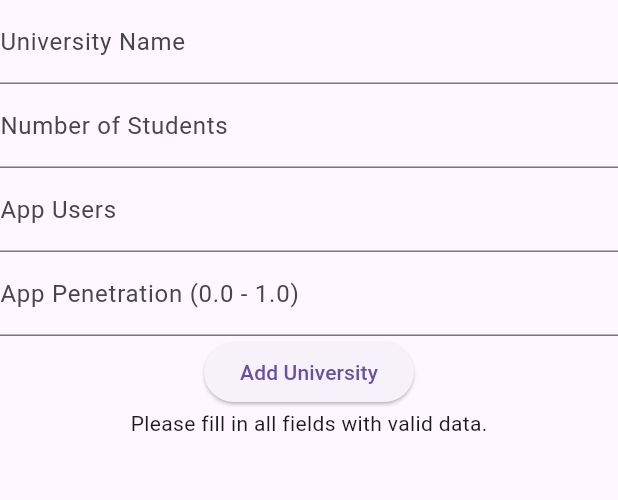
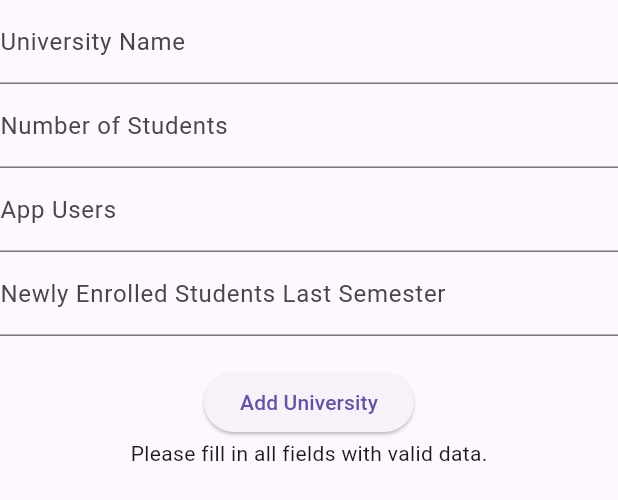
Before and after one commit to Lukaschanger/flutter_application_dash, a Flutter app: the AddUniversityWidget widget shown alone on an empty page, opened directly, after a tap on "Add University", on a phone screen of 412 x 824 dp. Shown: the top 500 px of the screen. Run offline on Flutter 3.47's test engine with Material 3 defaults, Android fonts, the light colour scheme and no system bars; our stand-ins replace cloud_firestore, file_picker, firebase_auth, firebase_core, firebase_storage; missing offline and left inert: firebase_ui_auth, firebase_ui_oauth_google; accounts and stored records are empty; statements that could not run were skipped.

Commit message:
new version

```diff
--- /dev/null
+++ b/lib/AddUniversityWidget.dart
@@ -0,0 +1,134 @@
+import 'package:flutter/material.dart';
+import 'package:cloud_firestore/cloud_firestore.dart';
+import 'university_logo_uploader.dart'; // Assuming you have this file ready
+
+class AddUniversityWidget extends StatefulWidget {
+  @override
+  _AddUniversityWidgetState createState() => _AddUniversityWidgetState();
+}
+
+class _AddUniversityWidgetState extends State<AddUniversityWidget> {
+  final TextEditingController _nameController = TextEditingController();
+  final TextEditingController _numberStudentsController =
+      TextEditingController();
+  final TextEditingController _usersAppController = TextEditingController();
+  final TextEditingController _newlyEnrolledController =
+      TextEditingController(); // Controller for new field
+  String _statusMessage = '';
+  double? _appPenetration; // Variable to store calculated app penetration rate
+
+  Future<void> _addUniversity() async {
+    final String name = _nameController.text;
+    final int? numberStudents = int.tryParse(_numberStudentsController.text);
+    final int? usersApp = int.tryParse(_usersAppController.text);
+    final int? newlyEnrolled =
+        int.tryParse(_newlyEnrolledController.text); // Get value for new field
+
+    if (name.isEmpty ||
+        numberStudents == null ||
+        usersApp == null ||
+        newlyEnrolled == null ||
+        numberStudents == 0) {
+      setState(() {
+        _statusMessage = 'Please fill in all fields with valid data.';
+      });
+      return;
+    }
+
+    // Calculate app penetration as a whole number
+    final double appPenetrationRate = (usersApp / numberStudents) * 100;
+
+    setState(() {
+      _appPenetration =
+          appPenetrationRate; // Store the whole number, not a decimal
+      _statusMessage = 'Calculating...';
+    });
+
+    // Reference to Firestore collection
+    final collectionRef = FirebaseFirestore.instance.collection('universities');
+
+    try {
+      // Check if university already exists
+      final querySnapshot =
+          await collectionRef.where('name', isEqualTo: name).limit(1).get();
+      if (querySnapshot.docs.isNotEmpty) {
+        // University exists, so update it
+        await collectionRef.doc(querySnapshot.docs.first.id).update({
+          'number_students': numberStudents,
+          'users_app': usersApp,
+          'app_penetration':
+              appPenetrationRate, // Store the whole number percentage
+          'newly_enrolled': newlyEnrolled,
+        });
+        _statusMessage = 'University updated successfully!';
+      } else {
+        // University does not exist, so create it
+        await collectionRef.add({
+          'name': name,
+          'number_students': numberStudents,
+          'users_app': usersApp,
+          'app_penetration':
+              appPenetrationRate, // Store the whole number percentage
+          'newly_enrolled': newlyEnrolled,
+        });
+        _statusMessage = 'University added successfully!';
+      }
+    } on FirebaseException catch (e) {
+      _statusMessage = 'Firebase error: ${e.message}';
+      _appPenetration = null;
+    } catch (e) {
+      _statusMessage = 'Unknown error: $e';
+      _appPenetration = null;
+    }
+
+    // Update the UI
+    setState(() {});
+  }
+
+  @override
+  Widget build(BuildContext context) {
+    return Column(
+      mainAxisSize: MainAxisSize.min,
+      children: <Widget>[
+        TextField(
+          controller: _nameController,
+          decoration: InputDecoration(labelText: 'University Name'),
+        ),
+        TextField(
+          controller: _numberStudentsController,
+          decoration: InputDecoration(labelText: 'Number of Students'),
+          keyboardType: TextInputType.number,
+        ),
+        TextField(
+          controller: _usersAppController,
+          decoration: InputDecoration(labelText: 'App Users'),
+          keyboardType: TextInputType.number,
+        ),
+        TextField(
+          controller:
+              _newlyEnrolledController, // New TextField for newly enrolled students
+          decoration: InputDecoration(
+              labelText: 'Newly Enrolled Students Last Semester'),
+          keyboardType: TextInputType.number,
+        ),
+        SizedBox(height: 20),
+        ElevatedButton(
+          onPressed: _addUniversity,
+          child: Text('Add University'),
+        ),
+        if (_appPenetration != null)
+          Text('App Penetration Rate: ${_appPenetration!.toStringAsFixed(2)}%'),
+        Text(_statusMessage),
+      ],
+    );
+  }
+
+  @override
+  void dispose() {
+    _nameController.dispose();
+    _numberStudentsController.dispose();
+    _usersAppController.dispose();
+    _newlyEnrolledController.dispose(); // Dispose the new controller
+    super.dispose();
+  }
+}
--- a/lib/auth_Gate.dart
+++ b/lib/auth_Gate.dart
@@ -19,7 +19,7 @@ class AuthGate extends StatelessWidget {
               EmailAuthProvider(),
               GoogleProvider(
                   clientId:
-                      "168221151607-uek4uai1lmulpnh8jsl59oskb0vp0r61.apps.googleusercontent.com"),
+                      "723281765635-pfnsr5omnaaeacm56ccl7tbkmbn8sqm8.apps.googleusercontent.com"),
             ],
             headerBuilder: (context, constraints, shrinkOffset) {
               return Padding(
--- a/lib/testwidget.dart
+++ /dev/null
@@ -1,96 +0,0 @@
-import 'package:flutter/material.dart';
-import 'package:cloud_firestore/cloud_firestore.dart';
-
-class AddUniversityWidget extends StatefulWidget {
-  @override
-  _AddUniversityWidgetState createState() => _AddUniversityWidgetState();
-}
-
-class _AddUniversityWidgetState extends State<AddUniversityWidget> {
-  final TextEditingController _nameController = TextEditingController();
-  final TextEditingController _numberStudentsController =
-      TextEditingController();
-  final TextEditingController _usersAppController = TextEditingController();
-  final TextEditingController _appPenetrationController =
-      TextEditingController();
-  String _statusMessage = '';
-
-  Future<void> _addUniversity() async {
-    final String name = _nameController.text;
-    final int? numberStudents = int.tryParse(_numberStudentsController.text);
-    final int? usersApp = int.tryParse(_usersAppController.text);
-    final double? appPenetration =
-        double.tryParse(_appPenetrationController.text);
-
-    if (name.isEmpty ||
-        numberStudents == null ||
-        usersApp == null ||
-        appPenetration == null) {
-      setState(() {
-        _statusMessage = 'Please fill in all fields with valid data.';
-      });
-      return;
-    }
-
-    try {
-      await FirebaseFirestore.instance.collection('universities').add({
-        'name': name,
-        'number_students': numberStudents,
-        'users_app': usersApp,
-        'app_penetration': appPenetration,
-      });
-      setState(() {
-        _statusMessage = 'University added successfully!';
-      });
-    } on FirebaseException catch (e) {
-      setState(() {
-        _statusMessage = 'Firebase error: ${e.message}';
-      });
-    } catch (e) {
-      setState(() {
-        _statusMessage = 'Unknown error: $e';
-      });
-    }
-  }
-
-  @override
-  Widget build(BuildContext context) {
-    return Column(
-      children: <Widget>[
-        TextField(
-          controller: _nameController,
-          decoration: InputDecoration(labelText: 'University Name'),
-        ),
-        TextField(
-          controller: _numberStudentsController,
-          decoration: InputDecoration(labelText: 'Number of Students'),
-          keyboardType: TextInputType.number,
-        ),
-        TextField(
-          controller: _usersAppController,
-          decoration: InputDecoration(labelText: 'App Users'),
-          keyboardType: TextInputType.number,
-        ),
-        TextField(
-          controller: _appPenetrationController,
-          decoration: InputDecoration(labelText: 'App Penetration (0.0 - 1.0)'),
-          keyboardType: TextInputType.numberWithOptions(decimal: true),
-        ),
-        ElevatedButton(
-          onPressed: _addUniversity,
-          child: Text('Add University'),
-        ),
-        Text(_statusMessage),
-      ],
-    );
-  }
-
-  @override
-  void dispose() {
-    _nameController.dispose();
-    _numberStudentsController.dispose();
-    _usersAppController.dispose();
-    _appPenetrationController.dispose();
-    super.dispose();
-  }
-}
--- a/pubspec.yaml
+++ b/pubspec.yaml
@@ -37,10 +37,13 @@ dependencies:
   cupertino_icons: ^1.0.6
   firebase_ui_auth: ^1.13.1
   firebase_core: ^2.29.0
-  firebase_auth: ^4.19.0
+  firebase_auth: ^4.19.1
   google_sign_in: ^6.2.1
   firebase_ui_oauth_google: ^1.3.1
   cloud_firestore: ^4.16.1
+  firebase_analytics: ^10.10.1
+  file_picker: ^8.0.0+1
+  firebase_storage: ^11.7.1
 
 dev_dependencies:
   flutter_test:
```
Also changed, not shown: lib/UniversityFormWidget.dart (deleted, +0 -86 lines), lib/home.dart (+69 -21 lines), lib/options.dart (+16 -7 lines), lib/university_dropdown.dart (+49 -6 lines), lib/university_logo_uploader.dart (added, +57 -0 lines), lib/firebase_options.dart, pubspec.lock.
